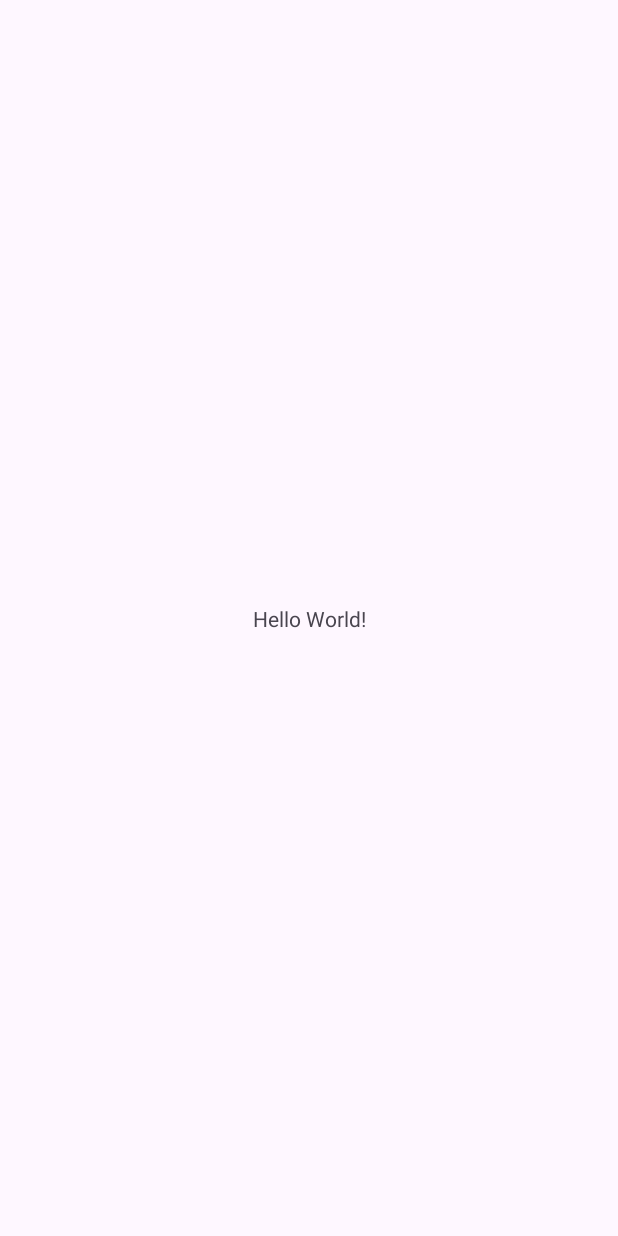
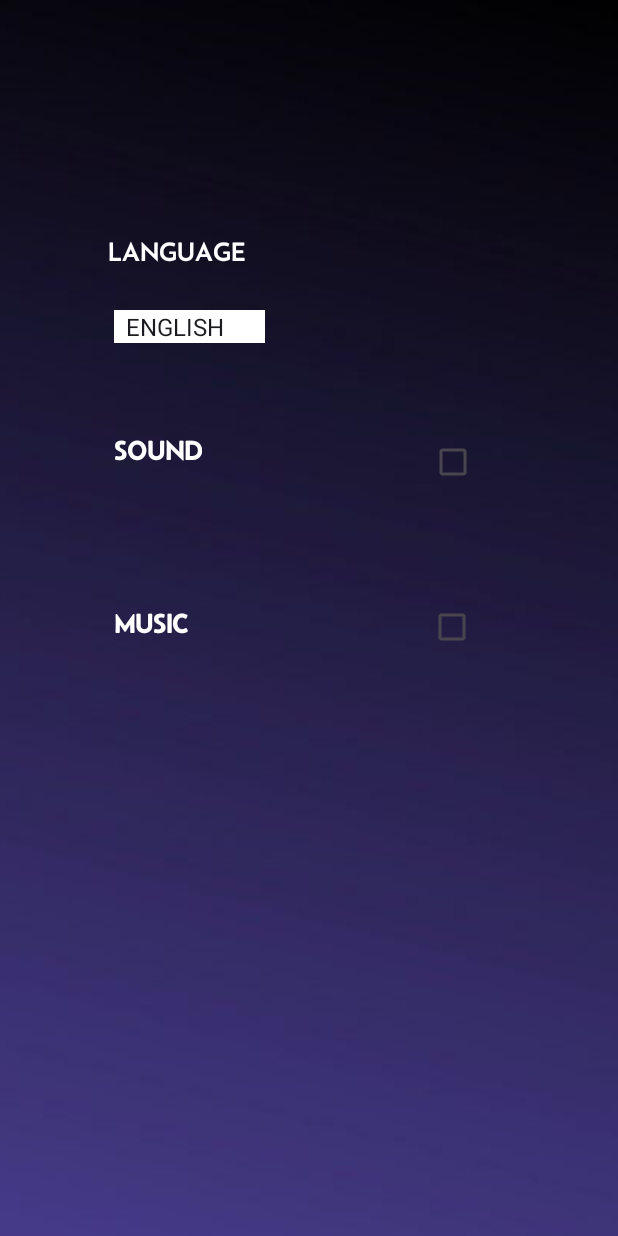
Before and after one commit to Ib1za94/ChooserApp, an Android app: the screen it shows after launch (MainActivity), on a phone screen of 412 x 824 dp. Before the commit the screen is almost empty. Run offline under Robolectric (Android 15) with nearby library versions, the light colour scheme and no system bars.

Commit message:
Created setting_screen and another stuff like icons, styles and so on

```diff
--- a/app/src/main/java/com/example/chooserapp/MainActivity.kt
+++ b/app/src/main/java/com/example/chooserapp/MainActivity.kt
@@ -10,11 +10,6 @@ class MainActivity : AppCompatActivity() {
     override fun onCreate(savedInstanceState: Bundle?) {
         super.onCreate(savedInstanceState)
         enableEdgeToEdge()
-        setContentView(R.layout.activity_main)
-        ViewCompat.setOnApplyWindowInsetsListener(findViewById(R.id.main)) { v, insets ->
-            val systemBars = insets.getInsets(WindowInsetsCompat.Type.systemBars())
-            v.setPadding(systemBars.left, systemBars.top, systemBars.right, systemBars.bottom)
-            insets
-        }
+        setContentView(R.layout.setting_screen)
     }
 }
--- /dev/null
+++ b/app/src/main/res/drawable/checkbox_selector.xml
@@ -0,0 +1,9 @@
+<?xml version="1.0" encoding="utf-8"?>
+<selector xmlns:android="http://schemas.android.com/apk/res/android">
+
+    <selector xmlns:android="http://schemas.android.com/apk/res/android">
+        <item android:drawable="@drawable/ic_check_true" android:state_checked="true" />
+        <item android:drawable="@drawable/ic_check_false" android:state_checked="false" />
+    </selector>
+
+</selector>
--- /dev/null
+++ b/app/src/main/res/drawable/spinner_gradient.xml
@@ -0,0 +1,9 @@
+<?xml version="1.0" encoding="utf-8"?>
+
+<shape xmlns:android="http://schemas.android.com/apk/res/android">
+    <gradient
+        android:startColor="#3E1567"
+        android:endColor="#343E1567"
+        android:type="linear"
+        android:angle="0" />
+</shape>
--- a/app/src/main/res/layout/activity_main.xml
+++ b/app/src/main/res/layout/activity_main.xml
@@ -5,15 +5,4 @@
     android:id="@+id/main"
     android:layout_width="match_parent"
     android:layout_height="match_parent"
-    tools:context=".MainActivity">
-
-    <TextView
-        android:layout_width="wrap_content"
-        android:layout_height="wrap_content"
-        android:text="Hello World!"
-        app:layout_constraintBottom_toBottomOf="parent"
-        app:layout_constraintEnd_toEndOf="parent"
-        app:layout_constraintStart_toStartOf="parent"
-        app:layout_constraintTop_toTopOf="parent" />
-
-</androidx.constraintlayout.widget.ConstraintLayout>
+    tools:context=".MainActivity"/>
--- /dev/null
+++ b/app/src/main/res/layout/setting_screen.xml
@@ -0,0 +1,104 @@
+<?xml version="1.0" encoding="utf-8"?>
+<androidx.constraintlayout.widget.ConstraintLayout xmlns:android="http://schemas.android.com/apk/res/android"
+    xmlns:app="http://schemas.android.com/apk/res-auto"
+    xmlns:tools="http://schemas.android.com/tools"
+    android:layout_width="match_parent"
+    android:layout_height="match_parent">
+
+    <ImageView
+        android:id="@+id/imageView"
+        android:layout_width="match_parent"
+        android:layout_height="match_parent"
+        android:rotationY="180"
+        android:scaleType="centerCrop"
+        app:srcCompat="@drawable/background_pic"
+        tools:layout_editor_absoluteX="-202dp"
+        tools:layout_editor_absoluteY="-16dp" />
+
+
+    <TextView
+        android:id="@+id/lang_text"
+        android:layout_width="wrap_content"
+        android:layout_height="wrap_content"
+        android:text="LANGUAGE"
+        android:textColor="@color/white"
+        android:textSize="18dp"
+        android:fontFamily="@font/belanosima_regular"
+        app:layout_constraintBottom_toBottomOf="@+id/imageView"
+        app:layout_constraintEnd_toEndOf="@+id/imageView"
+        app:layout_constraintHorizontal_bias="0.224"
+        app:layout_constraintStart_toStartOf="@+id/imageView"
+        app:layout_constraintTop_toTopOf="@+id/imageView"
+        app:layout_constraintVertical_bias="0.195" />
+
+    <TextView
+        android:id="@+id/textView3"
+        android:layout_width="wrap_content"
+        android:layout_height="wrap_content"
+        android:fontFamily="@font/belanosima_regular"
+        android:text="MUSIC"
+        android:textColor="@color/white"
+        android:textSize="18dp"
+        android:textStyle="bold"
+        app:layout_constraintBottom_toBottomOf="parent"
+        app:layout_constraintEnd_toEndOf="parent"
+        app:layout_constraintHorizontal_bias="0.209"
+        app:layout_constraintStart_toStartOf="parent"
+        app:layout_constraintTop_toBottomOf="@+id/sound_text"
+        app:layout_constraintVertical_bias="0.191" />
+
+    <TextView
+        android:id="@+id/sound_text"
+        android:layout_width="wrap_content"
+        android:layout_height="wrap_content"
+        android:layout_marginStart="76dp"
+        android:text="SOUND"
+        android:textColor="@color/white"
+        android:textSize="18dp"
+        android:textStyle="bold"
+        android:fontFamily="@font/belanosima_regular"
+        app:layout_constraintBottom_toBottomOf="@+id/imageView"
+        app:layout_constraintStart_toStartOf="@+id/imageView"
+        app:layout_constraintTop_toBottomOf="@+id/languageSpinner"
+        app:layout_constraintVertical_bias="0.106" />
+
+    <Spinner
+        android:id="@+id/languageSpinner"
+        android:layout_width="wrap_content"
+        android:layout_height="wrap_content"
+        android:layout_marginStart="76dp"
+        android:layout_marginTop="28dp"
+        android:background="@color/white"
+        android:entries="@array/languages"
+        android:prompt="@string/select_language"
+        app:layout_constraintEnd_toEndOf="parent"
+        app:layout_constraintHorizontal_bias="0.0"
+        app:layout_constraintStart_toStartOf="@+id/imageView"
+        app:layout_constraintTop_toBottomOf="@+id/lang_text"
+        android:typeface="serif"/>
+
+    <CheckBox
+        android:id="@+id/checkBox"
+        android:layout_width="wrap_content"
+        android:layout_height="wrap_content"
+        android:textColor="@android:color/white"
+        app:layout_constraintBottom_toBottomOf="parent"
+        app:layout_constraintEnd_toEndOf="parent"
+        app:layout_constraintHorizontal_bias="0.624"
+        app:layout_constraintStart_toEndOf="@+id/sound_text"
+        app:layout_constraintTop_toTopOf="parent"
+        app:layout_constraintVertical_bias="0.366" />
+
+    <CheckBox
+        android:id="@+id/checkBox_2"
+        android:layout_width="wrap_content"
+        android:layout_height="wrap_content"
+        app:layout_constraintBottom_toBottomOf="parent"
+        app:layout_constraintEnd_toEndOf="parent"
+        android:textColor="@android:color/white"
+        app:layout_constraintHorizontal_bias="0.638"
+        app:layout_constraintStart_toEndOf="@+id/textView3"
+        app:layout_constraintTop_toBottomOf="@+id/checkBox"
+        app:layout_constraintVertical_bias="0.14" />
+
+</androidx.constraintlayout.widget.ConstraintLayout>
--- /dev/null
+++ b/app/src/main/res/values/arrays.xml
@@ -0,0 +1,11 @@
+<?xml version="1.0" encoding="utf-8"?>
+<resources>
+
+    <array name="languages">
+        <item>ENGLISH</item>
+        <item>UKRAINIAN</item>
+        <item>RUSSIAN</item>
+    </array>
+
+
+</resources>
--- a/app/src/main/res/values/strings.xml
+++ b/app/src/main/res/values/strings.xml
@@ -1,3 +1,4 @@
 <resources>
     <string name="app_name">ChooserApp</string>
+    <string name="select_language">Select Language</string>
 </resources>
--- /dev/null
+++ b/app/src/main/res/values/styles.xml
@@ -0,0 +1,10 @@
+<?xml version="1.0" encoding="utf-8"?>
+<resources>
+
+    <style name="CustomSpinner" parent="Widget.AppCompat.Spinner">
+        <item name="android:background">@drawable/spinner_gradient</item>
+        <item name="android:popupBackground">@drawable/spinner_gradient</item>
+        <item name="android:textColor">@color/white</item>
+    </style>
+
+</resources>
```
Also changed, not shown: app/src/main/res/drawable/background_pic.jpg (added), app/src/main/res/drawable/ic_check_false.png (added), app/src/main/res/drawable/ic_check_true.png (added), app/src/main/res/font/belanosima_bold.ttf (added), app/src/main/res/font/belanosima_regular.ttf (added).
